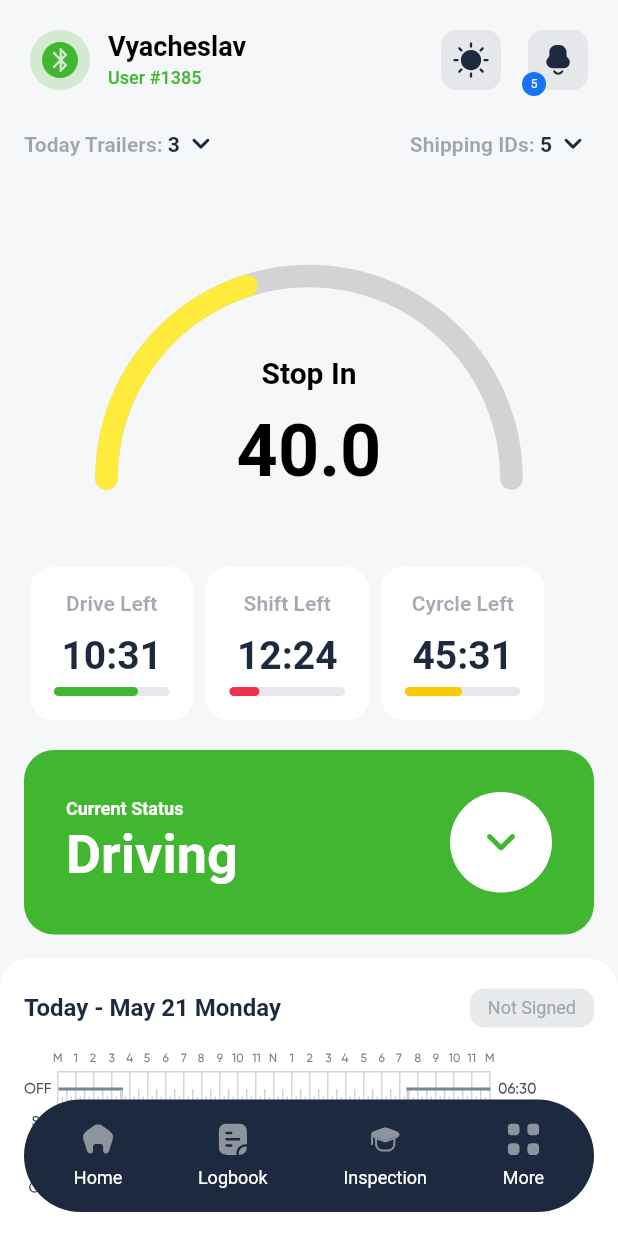
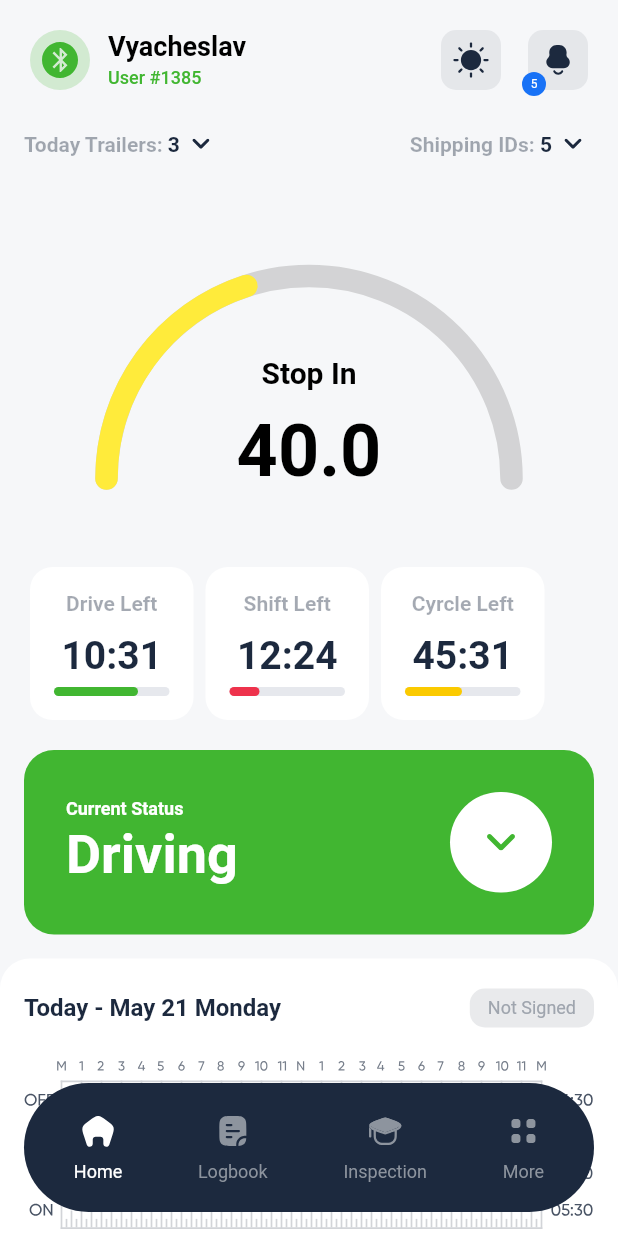
Before and after one commit to yashnarbek-melikov/trucker, a Flutter app: the screen it shows after launch, on a phone screen of 412 x 824 dp. Run offline on Flutter 3.47's test engine with Material 2 defaults, Android fonts, the phone set to English and light mode, and no system bars; our stand-ins replace flutter_svg; missing offline and left inert: dart:ffi.

Commit message:
bug fixes

```diff
--- a/lib/dropdown/DropDown.dart
+++ b/lib/dropdown/drop_down.dart
@@ -1,7 +1,7 @@
 import 'package:flutter/material.dart';
 import 'package:flutter_svg/svg.dart';
 
-import '../model/CurrentItem.dart';
+import '../model/current_item.dart';
 
 List<CurrentItem> list = <CurrentItem>[
   CurrentItem(
--- a/lib/main.dart
+++ b/lib/main.dart
@@ -1,10 +1,12 @@
 import 'package:flutter/material.dart';
 import 'package:flutter/services.dart';
 import 'package:flutter_svg/svg.dart';
-import 'package:trucker/screen/HomeScreen.dart';
-import 'package:trucker/screen/InspectionScreen.dart';
-import 'package:trucker/screen/LogBookScreen.dart';
-import 'package:trucker/screen/MoreScreen.dart';
+import 'package:trucker/screen/home_screen.dart';
+import 'package:trucker/screen/inspection_screen.dart';
+import 'package:trucker/screen/logbook_screen.dart';
+import 'package:trucker/screen/more_screen.dart';
+
+int _selectedIndex = 0;
 
 void main() {
   SystemChrome.setSystemUIOverlayStyle(SystemUiOverlayStyle.dark);
@@ -27,22 +29,13 @@ class MyApp extends StatelessWidget {
 class MyHomePage extends StatefulWidget {
   const MyHomePage({super.key});
 
-
   @override
   State<MyHomePage> createState() => BottomState();
 }
 
 class BottomState extends State<MyHomePage> {
 
-  int _selectedIndex = 0;
   late List<Widget> _widgetOptions;
-
-  void _onItemTapped(int index) {
-    setState(() {
-      _selectedIndex = index;
-    });
-  }
-
 
   @override
   void initState() {
@@ -74,10 +67,10 @@ class BottomState extends State<MyHomePage> {
           crossAxisAlignment: CrossAxisAlignment.center,
           mainAxisSize: MainAxisSize.min,
           children: [
-            bottomNavigationBarItem('assets/images/home.svg', 'Home'),
-            bottomNavigationBarItem('assets/images/logbook.svg', 'Logbook'),
-            bottomNavigationBarItem('assets/images/inspection.svg', 'Inspection'),
-            bottomNavigationBarItem('assets/images/more.svg', 'More'),
+            bottomNavigationBarItem('assets/images/home.svg', 'Home', 0),
+            bottomNavigationBarItem('assets/images/logbook.svg', 'Logbook', 1),
+            bottomNavigationBarItem('assets/images/inspection.svg', 'Inspection', 2),
+            bottomNavigationBarItem('assets/images/more.svg', 'More', 3),
           ],
         ),
       )
@@ -103,24 +96,39 @@ class BottomState extends State<MyHomePage> {
     );
   }
 
+  Color selectedColor(int index) {
+    return _selectedIndex == index? Colors.white : Color(0xFF8D949E);
+  }
 
   Widget bottomNavigationBarItem(
-      String assetImage, String label) {
-    return Column(
+      String assetImage, String label, int index) {
+    return GestureDetector(
+      onTap: () {
+        setState(() {
+          _selectedIndex = index;
+        });
+      },
+      child: Container(
+        color: Colors.transparent,
+        padding: EdgeInsets.symmetric(horizontal: 8, vertical: 4,),
+        child: Column(
           mainAxisSize: MainAxisSize.min,
           children: [
             Padding(
               padding: const EdgeInsets.only(bottom: 8),
               child: SvgPicture.asset(
                 assetImage,
-            width: 21,
-            height: 21,
-            colorFilter: const ColorFilter.mode(Color(0xFF8D949E), BlendMode.srcIn),
+                width: 24,
+                height: 24,
+                colorFilter: ColorFilter.mode(selectedColor(index), BlendMode.srcIn),
               ),
             ),
-        Text(label,style: const TextStyle(fontSize: 12, color: Colors.white),)
+            Text(label,style: TextStyle(fontSize: 12, color: selectedColor(index),),)
           ],
+        ),
+      ),
     );
+
     // return BottomNavigationBarItem(
     //   icon: Padding(
     //     padding: const EdgeInsets.only(bottom: 8),
--- a/lib/screen/HomeScreen.dart
+++ b/lib/screen/home_screen.dart
@@ -1,12 +1,14 @@
+import 'dart:ffi';
+
 import 'package:flutter/cupertino.dart';
 import 'package:flutter/material.dart';
 import 'package:flutter/services.dart';
 import 'package:flutter_svg/flutter_svg.dart';
-import 'package:trucker/dropdown/DropDown.dart';
-import 'package:trucker/screen/LogBookScreen.dart';
+import 'package:trucker/dropdown/drop_down.dart';
+import 'package:trucker/screen/logbook_screen.dart';
 
-import '../model/Logbook.dart';
-import '../spedometer/GaugeView.dart';
+import '../model/logbook.dart';
+import '../spedometer/gauge_view.dart';
 
 class HomeScreen extends StatefulWidget {
   @override
@@ -441,7 +443,7 @@ class _HomeScreenState extends State<HomeScreen> {
                             const SizedBox(
                               height: 15,
                             ),
-                            SvgPicture.asset('assets/images/graph.svg'),
+                            SvgPicture.asset('assets/images/graph.svg', width: MediaQuery.of(context).size.width,),
                             const SizedBox(
                               height: 20,
                             ),
@@ -466,7 +468,10 @@ class _HomeScreenState extends State<HomeScreen> {
                           ]),
                     ),
                   );
-                })
+                }),
+            SizedBox(
+              height: 88,
+            )
           ],
         ),
       ),
--- a/lib/screen/InspectionScreen.dart
+++ b/lib/screen/inspection_screen.dart
@@ -16,7 +16,7 @@ import 'package:flutter/material.dart';
 // }
 
 import 'package:flutter/material.dart';
-import 'package:trucker/spedometer/GaugeView.dart';
+import 'package:trucker/spedometer/gauge_view.dart';
 
 class InspectionScreen extends StatefulWidget {
 
--- a/lib/screen/MoreScreen.dart
+++ b/lib/screen/more_screen.dart
@@ -7,10 +7,11 @@ class MoreScreen extends StatefulWidget {
 }
 
 class _MoreScreenState extends State<MoreScreen> {
+
+
   @override
   Widget build(BuildContext context) {
     return Scaffold(
-
     );
   }
 }
```
Also changed, not shown: assets/images/home.svg, assets/images/image.jpg (added), assets/images/logbook.svg, assets/images/more.svg, lib/model/current_item.dart (renamed from lib/model/CurrentItem.dart), lib/model/logbook.dart (renamed from lib/model/Logbook.dart), lib/screen/logbook_screen.dart (renamed from lib/screen/LogBookScreen.dart), lib/spedometer/gauge_view.dart (renamed from lib/spedometer/GaugeView.dart). Lines whose indentation alone changed are shown as unchanged.
